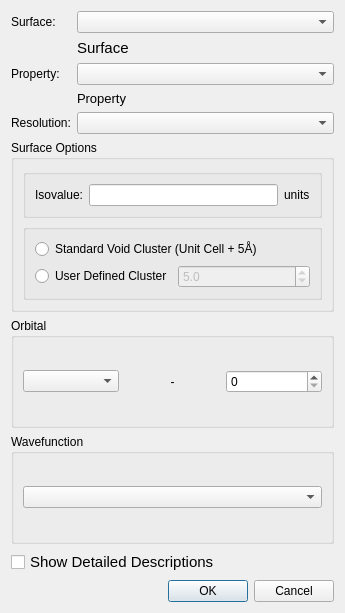
First picture: the form in src/dialogs/surfacegenerationdialog.ui, repository peterspackman/crystalexplorer, before the edit.
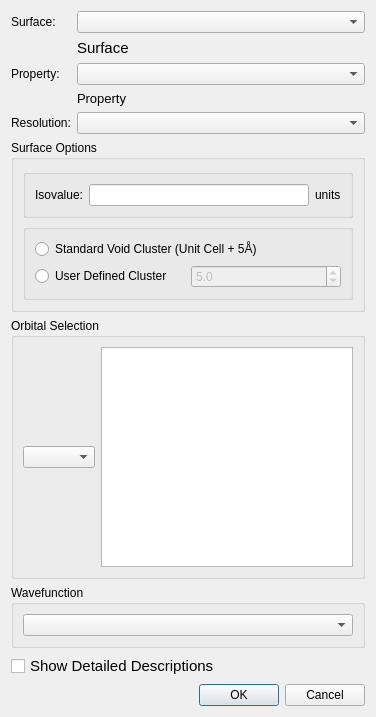
Second picture: the form after the edit. Custom widgets are drawn as their Qt base class.

Commit message: Add (unused) SSAO shaders etc. Add orbital label changes

Diff of the .ui file:
```diff
--- a/src/dialogs/surfacegenerationdialog.ui
+++ b/src/dialogs/surfacegenerationdialog.ui
@@ -6,8 +6,8 @@
    <rect>
     <x>0</x>
     <y>0</y>
-    <width>345</width>
-    <height>613</height>
+    <width>376</width>
+    <height>717</height>
    </rect>
   </property>
   <property name="sizePolicy">
@@ -225,24 +225,14 @@
       </sizepolicy>
      </property>
      <property name="title">
-      <string>Orbital</string>
+      <string>Orbital Selection</string>
      </property>
      <layout class="QHBoxLayout" name="horizontalLayout_2">
       <item>
        <widget class="QComboBox" name="comboBoxHL"/>
       </item>
       <item>
-       <widget class="QLabel" name="signLabel">
-        <property name="text">
-         <string>-</string>
-        </property>
-        <property name="alignment">
-         <set>Qt::AlignmentFlag::AlignCenter</set>
-        </property>
-       </widget>
-      </item>
-      <item>
-       <widget class="QSpinBox" name="spinBoxHL"/>
+       <widget class="QListWidget" name="orbitalSelectionListWidget"/>
       </item>
      </layout>
     </widget>
```
Left out of the diff: 4 changed lines with no effect on the pictures. The commit also changes 11 other files.
